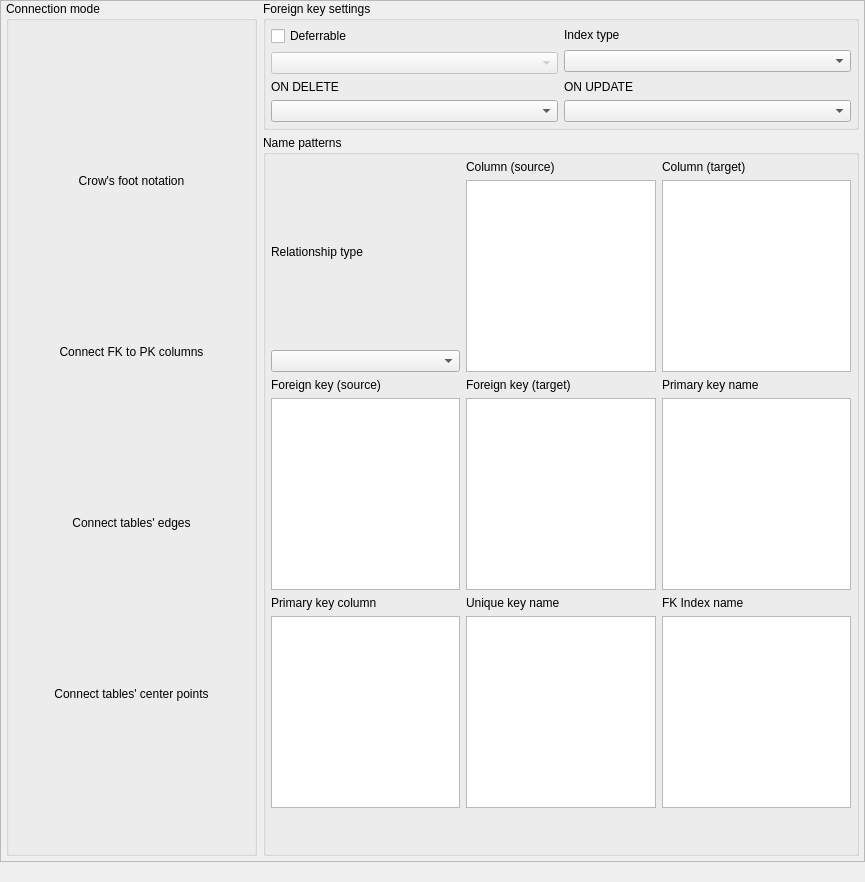
nullptrlabs/pgmodeler, file libs/libgui/ui/settings/relationshipconfigwidget.ui: the form before one commit.
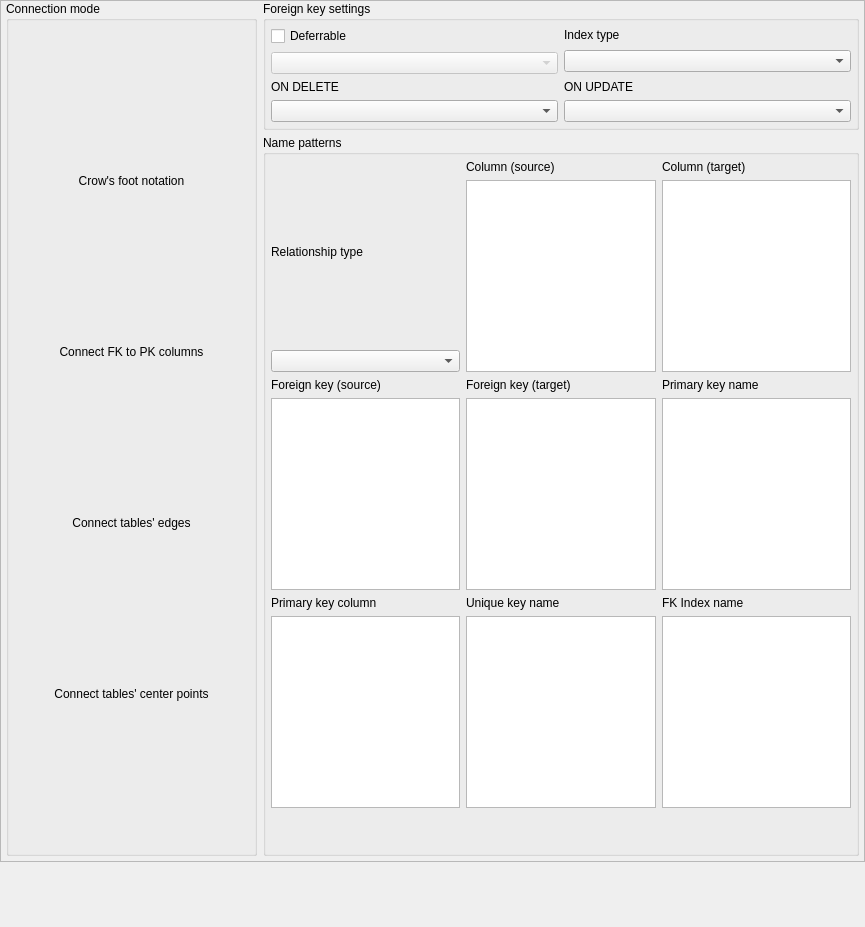
The form after the commit. Icons and pictures are not drawn.

Commit message: Add left margin to TypeWidget enumerations table and fix relationship settings FK index tooltip and form height

```diff
--- a/libs/libgui/ui/settings/relationshipconfigwidget.ui
+++ b/libs/libgui/ui/settings/relationshipconfigwidget.ui
@@ -7,7 +7,7 @@
     <x>0</x>
     <y>0</y>
     <width>865</width>
-    <height>882</height>
+    <height>927</height>
    </rect>
   </property>
   <property name="sizePolicy">
```
Left out of the diff: 2 changed lines with no effect on the pictures. The commit also changes 1 other file.
